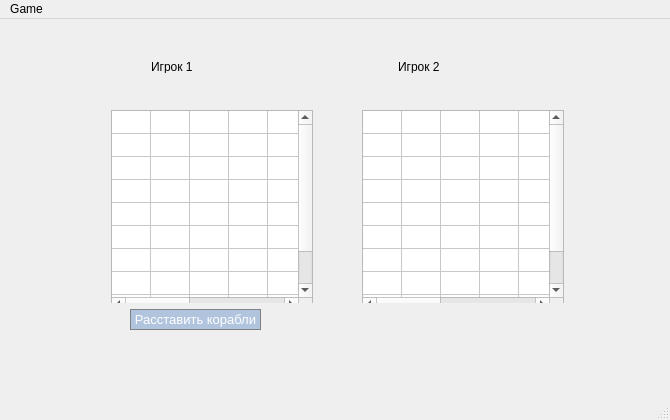
Old version of the form QT_SeaBattle/SeaBattle/mainwindow.ui in the repository asologubova/17209_sologubova.
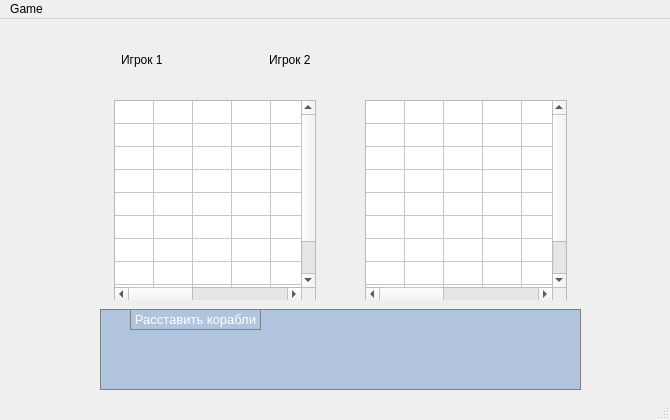
New version of the form.

Diff of the .ui file:
```diff
--- a/QT_SeaBattle/SeaBattle/mainwindow.ui
+++ b/QT_SeaBattle/SeaBattle/mainwindow.ui
@@ -29,211 +29,18 @@
    <widget class="QWidget" name="layoutWidget">
     <property name="geometry">
      <rect>
-      <x>100</x>
-      <y>80</y>
-      <width>468</width>
-      <height>204</height>
+      <x>110</x>
+      <y>20</y>
+      <width>461</width>
+      <height>41</height>
      </rect>
     </property>
-    <layout class="QHBoxLayout" name="horizontalLayout_2">
+    <layout class="QHBoxLayout" name="horizontalLayout_names">
+     <property name="sizeConstraint">
+      <enum>QLayout::SetFixedSize</enum>
+     </property>
      <item>
-      <widget class="QTableWidget" name="tableWidget_myField">
-       <property name="minimumSize">
-        <size>
-         <width>202</width>
-         <height>202</height>
-        </size>
-       </property>
-       <property name="maximumSize">
-        <size>
-         <width>202</width>
-         <height>202</height>
-        </size>
-       </property>
-       <property name="contextMenuPolicy">
-        <enum>Qt::DefaultContextMenu</enum>
-       </property>
-       <property name="verticalScrollBarPolicy">
-        <enum>Qt::ScrollBarAsNeeded</enum>
-       </property>
-       <property name="horizontalScrollBarPolicy">
-        <enum>Qt::ScrollBarAsNeeded</enum>
-       </property>
-       <property name="autoScroll">
-        <bool>true</bool>
-       </property>
-       <property name="autoScrollMargin">
-        <number>16</number>
-       </property>
-       <property name="wordWrap">
-        <bool>true</bool>
-       </property>
-       <property name="rowCount">
-        <number>10</number>
-       </property>
-       <property name="columnCount">
-        <number>10</number>
-       </property>
-       <attribute name="horizontalHeaderVisible">
-        <bool>false</bool>
-       </attribute>
-       <attribute name="horizontalHeaderDefaultSectionSize">
-        <number>39</number>
-       </attribute>
-       <attribute name="horizontalHeaderHighlightSections">
-        <bool>false</bool>
-       </attribute>
-       <attribute name="horizontalHeaderMinimumSectionSize">
-        <number>20</number>
-       </attribute>
-       <attribute name="verticalHeaderVisible">
-        <bool>false</bool>
-       </attribute>
-       <attribute name="verticalHeaderDefaultSectionSize">
-        <number>23</number>
-       </attribute>
-       <attribute name="verticalHeaderHighlightSections">
-        <bool>false</bool>
-       </attribute>
-       <attribute name="verticalHeaderMinimumSectionSize">
-        <number>20</number>
-       </attribute>
-       <attribute name="verticalHeaderShowSortIndicator" stdset="0">
-        <bool>false</bool>
-       </attribute>
-       <row/>
-       <row/>
-       <row/>
-       <row/>
-       <row/>
-       <row/>
-       <row/>
-       <row/>
-       <row/>
-       <row/>
-       <column/>
-       <column/>
-       <column/>
-       <column/>
-       <column/>
-       <column/>
-       <column/>
-       <column/>
-       <column/>
-       <column/>
-      </widget>
-     </item>
-     <item>
-      <spacer name="horizontalSpacer">
-       <property name="orientation">
-        <enum>Qt::Horizontal</enum>
-       </property>
-       <property name="sizeType">
-        <enum>QSizePolicy::Fixed</enum>
-       </property>
-       <property name="sizeHint" stdset="0">
-        <size>
-         <width>50</width>
-         <height>20</height>
-        </size>
-       </property>
-      </spacer>
-     </item>
-     <item>
-      <widget class="QTableWidget" name="tableWidget_enemyField">
-       <property name="minimumSize">
-        <size>
-         <width>202</width>
-         <height>202</height>
-        </size>
-       </property>
-       <property name="maximumSize">
-        <size>
-         <width>202</width>
-         <height>202</height>
-        </size>
-       </property>
-       <property name="styleSheet">
-        <string notr="true"/>
-       </property>
-       <property name="autoScroll">
-        <bool>true</bool>
-       </property>
-       <property name="showGrid">
-        <bool>true</bool>
-       </property>
-       <property name="wordWrap">
-        <bool>true</bool>
-       </property>
-       <property name="cornerButtonEnabled">
-        <bool>true</bool>
-       </property>
-       <property name="rowCount">
-        <number>10</number>
-       </property>
-       <property name="columnCount">
-        <number>10</number>
-       </property>
-       <attribute name="horizontalHeaderVisible">
-        <bool>false</bool>
-       </attribute>
-       <attribute name="horizontalHeaderDefaultSectionSize">
-        <number>39</number>
-       </attribute>
-       <attribute name="horizontalHeaderHighlightSections">
-        <bool>false</bool>
-       </attribute>
-       <attribute name="horizontalHeaderMinimumSectionSize">
-        <number>20</number>
-       </attribute>
-       <attribute name="verticalHeaderVisible">
-        <bool>false</bool>
-       </attribute>
-       <attribute name="verticalHeaderDefaultSectionSize">
-        <number>23</number>
-       </attribute>
-       <attribute name="verticalHeaderHighlightSections">
-        <bool>false</bool>
-       </attribute>
-       <attribute name="verticalHeaderMinimumSectionSize">
-        <number>20</number>
-       </attribute>
-       <row/>
-       <row/>
-       <row/>
-       <row/>
-       <row/>
-       <row/>
-       <row/>
-       <row/>
-       <row/>
-       <row/>
-       <column/>
-       <column/>
-       <column/>
-       <column/>
-       <column/>
-       <column/>
-       <column/>
-       <column/>
-       <column/>
-       <column/>
-      </widget>
-     </item>
-    </layout>
-   </widget>
-   <widget class="QWidget" name="layoutWidget">
-    <property name="geometry">
-     <rect>
-      <x>140</x>
-      <y>30</y>
-      <width>389</width>
-      <height>35</height>
-     </rect>
-    </property>
-    <layout class="QHBoxLayout" name="horizontalLayout">
-     <item>
-      <widget class="QLabel" name="label">
+      <widget class="QLabel" name="label_1">
        <property name="styleSheet">
         <string notr="true">QLabel {
 	font: 75 20pt &quot;MS Shell Dlg 2&quot;;
@@ -256,7 +63,7 @@
        </property>
        <property name="sizeHint" stdset="0">
         <size>
-         <width>120</width>
+         <width>100</width>
          <height>20</height>
         </size>
        </property>
@@ -325,6 +132,226 @@
      <string>Расставить корабли</string>
     </property>
    </widget>
+   <widget class="QLabel" name="label_result">
+    <property name="geometry">
+     <rect>
+      <x>100</x>
+      <y>290</y>
+      <width>481</width>
+      <height>81</height>
+     </rect>
+    </property>
+    <property name="styleSheet">
+     <string notr="true">QLabel {
+  background-color: #B0C4DE;
+  color: white; 
+  border: 1px solid gray;
+}</string>
+    </property>
+    <property name="text">
+     <string/>
+    </property>
+   </widget>
+   <widget class="QWidget" name="layoutWidget">
+    <property name="geometry">
+     <rect>
+      <x>100</x>
+      <y>70</y>
+      <width>481</width>
+      <height>211</height>
+     </rect>
+    </property>
+    <layout class="QHBoxLayout" name="horizontalLayout_fields">
+     <item>
+      <widget class="QTableWidget" name="tableWidget_myField">
+       <property name="minimumSize">
+        <size>
+         <width>202</width>
+         <height>202</height>
+        </size>
+       </property>
+       <property name="maximumSize">
+        <size>
+         <width>202</width>
+         <height>202</height>
+        </size>
+       </property>
+       <property name="contextMenuPolicy">
+        <enum>Qt::DefaultContextMenu</enum>
+       </property>
+       <property name="verticalScrollBarPolicy">
+        <enum>Qt::ScrollBarAsNeeded</enum>
+       </property>
+       <property name="horizontalScrollBarPolicy">
+        <enum>Qt::ScrollBarAsNeeded</enum>
+       </property>
+       <property name="autoScroll">
+        <bool>true</bool>
+       </property>
+       <property name="autoScrollMargin">
+        <number>16</number>
+       </property>
+       <property name="wordWrap">
+        <bool>true</bool>
+       </property>
+       <property name="rowCount">
+        <number>10</number>
+       </property>
+       <property name="columnCount">
+        <number>10</number>
+       </property>
+       <attribute name="horizontalHeaderVisible">
+        <bool>false</bool>
+       </attribute>
+       <attribute name="horizontalHeaderDefaultSectionSize">
+        <number>39</number>
+       </attribute>
+       <attribute name="horizontalHeaderHighlightSections">
+        <bool>false</bool>
+       </attribute>
+       <attribute name="horizontalHeaderMinimumSectionSize">
+        <number>20</number>
+       </attribute>
+       <attribute name="verticalHeaderVisible">
+        <bool>false</bool>
+       </attribute>
+       <attribute name="verticalHeaderDefaultSectionSize">
+        <number>23</number>
+       </attribute>
+       <attribute name="verticalHeaderHighlightSections">
+        <bool>false</bool>
+       </attribute>
+       <attribute name="verticalHeaderMinimumSectionSize">
+        <number>20</number>
+       </attribute>
+       <attribute name="verticalHeaderShowSortIndicator" stdset="0">
+        <bool>false</bool>
+       </attribute>
+       <row/>
+       <row/>
+       <row/>
+       <row/>
+       <row/>
+       <row/>
+       <row/>
+       <row/>
+       <row/>
+       <row/>
+       <column/>
+       <column/>
+       <column/>
+       <column/>
+       <column/>
+       <column/>
+       <column/>
+       <column/>
+       <column/>
+       <column/>
+      </widget>
+     </item>
+     <item>
+      <spacer name="horizontalSpacer">
+       <property name="orientation">
+        <enum>Qt::Horizontal</enum>
+       </property>
+       <property name="sizeType">
+        <enum>QSizePolicy::Fixed</enum>
+       </property>
+       <property name="sizeHint" stdset="0">
+        <size>
+         <width>40</width>
+         <height>20</height>
+        </size>
+       </property>
+      </spacer>
+     </item>
+     <item>
+      <widget class="QTableWidget" name="tableWidget_enemyField">
+       <property name="minimumSize">
+        <size>
+         <width>202</width>
+         <height>202</height>
+        </size>
+       </property>
+       <property name="maximumSize">
+        <size>
+         <width>202</width>
+         <height>202</height>
+        </size>
+       </property>
+       <property name="styleSheet">
+        <string notr="true"/>
+       </property>
+       <property name="autoScroll">
+        <bool>true</bool>
+       </property>
+       <property name="showGrid">
+        <bool>true</bool>
+       </property>
+       <property name="wordWrap">
+        <bool>true</bool>
+       </property>
+       <property name="cornerButtonEnabled">
+        <bool>true</bool>
+       </property>
+       <property name="rowCount">
+        <number>10</number>
+       </property>
+       <property name="columnCount">
+        <number>10</number>
+       </property>
+       <attribute name="horizontalHeaderVisible">
+        <bool>false</bool>
+       </attribute>
+       <attribute name="horizontalHeaderDefaultSectionSize">
+        <number>39</number>
+       </attribute>
+       <attribute name="horizontalHeaderHighlightSections">
+        <bool>false</bool>
+       </attribute>
+       <attribute name="horizontalHeaderMinimumSectionSize">
+        <number>20</number>
+       </attribute>
+       <attribute name="verticalHeaderVisible">
+        <bool>false</bool>
+       </attribute>
+       <attribute name="verticalHeaderDefaultSectionSize">
+        <number>23</number>
+       </attribute>
+       <attribute name="verticalHeaderHighlightSections">
+        <bool>false</bool>
+       </attribute>
+       <attribute name="verticalHeaderMinimumSectionSize">
+        <number>20</number>
+       </attribute>
+       <row/>
+       <row/>
+       <row/>
+       <row/>
+       <row/>
+       <row/>
+       <row/>
+       <row/>
+       <row/>
+       <row/>
+       <column/>
+       <column/>
+       <column/>
+       <column/>
+       <column/>
+       <column/>
+       <column/>
+       <column/>
+       <column/>
+       <column/>
+      </widget>
+     </item>
+    </layout>
+   </widget>
+   <zorder>layoutWidget</zorder>
+   <zorder>label_result</zorder>
+   <zorder>layoutWidget</zorder>
+   <zorder>pushButton_place_ships</zorder>
   </widget>
   <widget class="QStatusBar" name="statusBar"/>
   <widget class="QMenuBar" name="menuBar">
```
